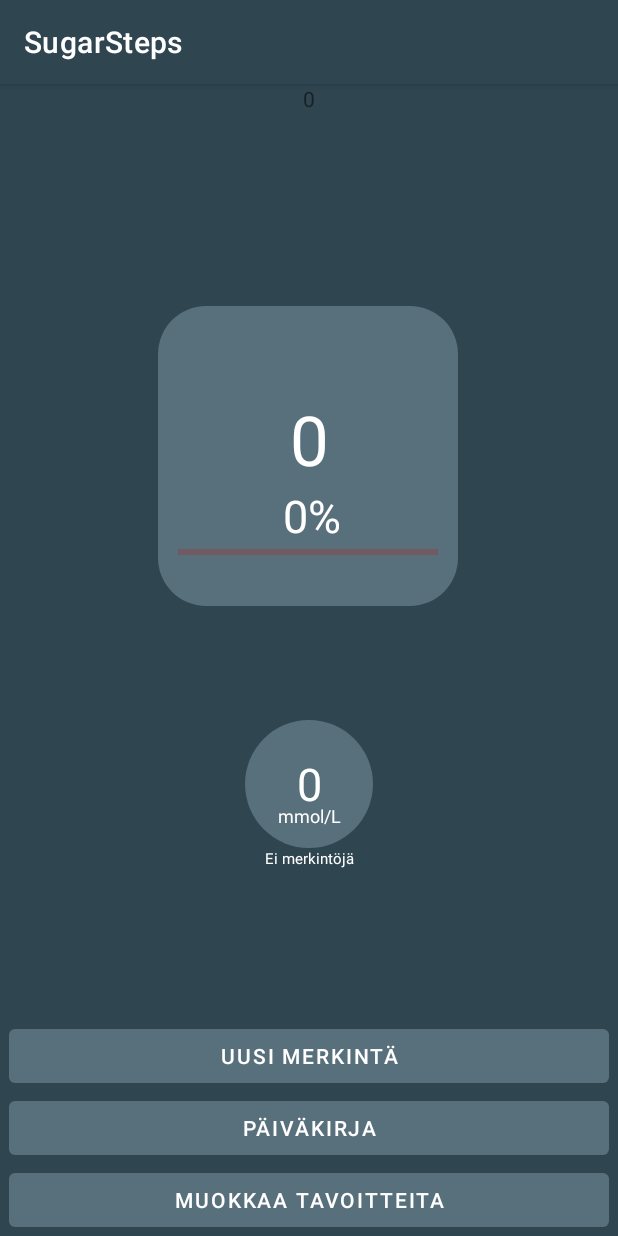
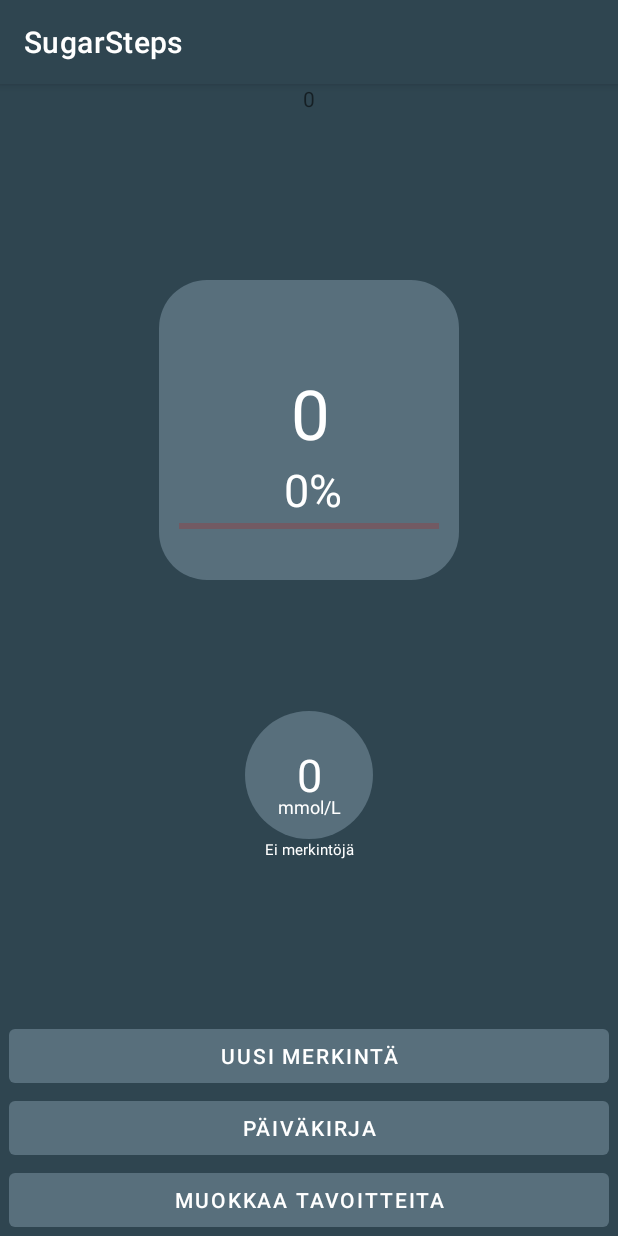
Before and after one commit to RaikasNeiti/Ryhm-kaakko-Android-Project, an Android app: the screen it shows after launch (MainActivity), on a phone screen of 412 x 824 dp. Run offline under Robolectric (Android 15) with nearby library versions, the phone set to English and light mode, and no system bars.

Commit message:
uudet constraitit ui:lle

```diff
--- a/app/src/main/res/layout/activity_main.xml
+++ b/app/src/main/res/layout/activity_main.xml
@@ -10,11 +10,11 @@
         android:id="@+id/imageView"
         android:layout_width="200dp"
         android:layout_height="200dp"
-        android:layout_marginTop="148dp"
-        app:layout_constraintEnd_toEndOf="parent"
-        app:layout_constraintHorizontal_bias="0.497"
-        app:layout_constraintStart_toStartOf="parent"
-        app:layout_constraintTop_toTopOf="@+id/tv_steps"
+        app:layout_constraintBottom_toTopOf="@+id/guideline4"
+        app:layout_constraintEnd_toStartOf="@+id/guideline2"
+        app:layout_constraintHorizontal_bias="1.0"
+        app:layout_constraintStart_toStartOf="@+id/guideline2"
+        app:layout_constraintTop_toTopOf="@+id/guideline4"
         app:srcCompat="@drawable/rounded_rectangle_textview" />
 
     <TextView
@@ -37,7 +37,6 @@
         android:id="@+id/sugarView"
         android:layout_width="85dp"
         android:layout_height="wrap_content"
-        android:layout_marginTop="424dp"
         android:height="85dp"
         android:background="@drawable/round_textview"
         android:gravity="center"
@@ -45,10 +44,11 @@
         android:text="0"
         android:textColor="@color/white"
         android:textSize="30sp"
-        app:layout_constraintEnd_toEndOf="parent"
+        app:layout_constraintBottom_toTopOf="@+id/guideline3"
+        app:layout_constraintEnd_toStartOf="@+id/guideline2"
         app:layout_constraintHorizontal_bias="0.5"
-        app:layout_constraintStart_toStartOf="parent"
-        app:layout_constraintTop_toTopOf="parent" />
+        app:layout_constraintStart_toStartOf="@+id/guideline2"
+        app:layout_constraintTop_toTopOf="@+id/guideline3" />
 
     <TextView
         android:id="@+id/tv_steps"
@@ -119,7 +119,7 @@
         android:layout_height="wrap_content"
         android:background="@null"
         android:orientation="vertical"
-        app:layout_constraintGuide_percent="0.53" />
+        app:layout_constraintGuide_percent="0.5" />
 
     <TextView
         android:id="@+id/sugarDesc"
@@ -179,6 +179,20 @@
         app:layout_constraintEnd_toEndOf="@+id/imageView"
         app:layout_constraintTop_toTopOf="@+id/imageView" />
 
+    <androidx.constraintlayout.widget.Guideline
+        android:id="@+id/guideline3"
+        android:layout_width="wrap_content"
+        android:layout_height="wrap_content"
+        android:orientation="horizontal"
+        app:layout_constraintGuide_percent="0.6" />
+
+    <androidx.constraintlayout.widget.Guideline
+        android:id="@+id/guideline4"
+        android:layout_width="wrap_content"
+        android:layout_height="wrap_content"
+        android:orientation="horizontal"
+        app:layout_constraintGuide_percent="0.3" />
+
     <!-- Add CalenderView to display the Calender -->
 
 
```
Also changed, not shown: 275 other files.
